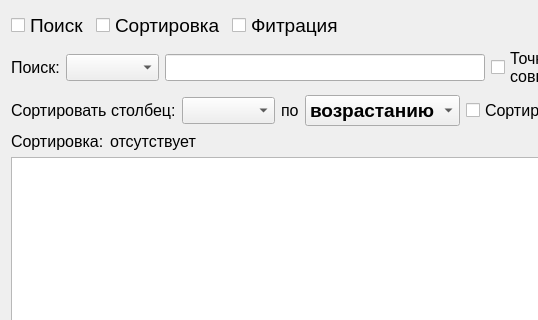
MyEdit/Casino_Client, file Gui/TabWidgets/Admin/payments.ui: the form before one commit; both pictures show x 0 to 538 and y 0 to 320 of the 1035 by 668 pixel window.
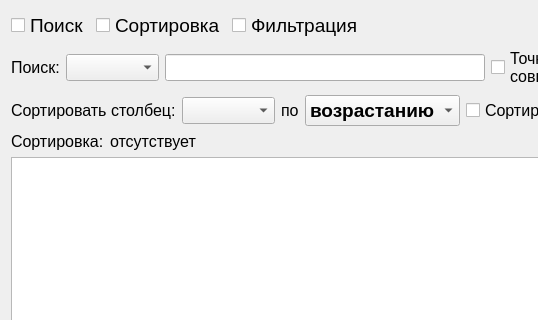
The form after the commit. Icons and pictures are not drawn.

Patch:
```diff
--- a/Gui/TabWidgets/Admin/payments.ui
+++ b/Gui/TabWidgets/Admin/payments.ui
@@ -51,7 +51,7 @@
         </font>
        </property>
        <property name="text">
-        <string>Фитрация</string>
+        <string>Фильтрация</string>
        </property>
       </widget>
      </item>
```
